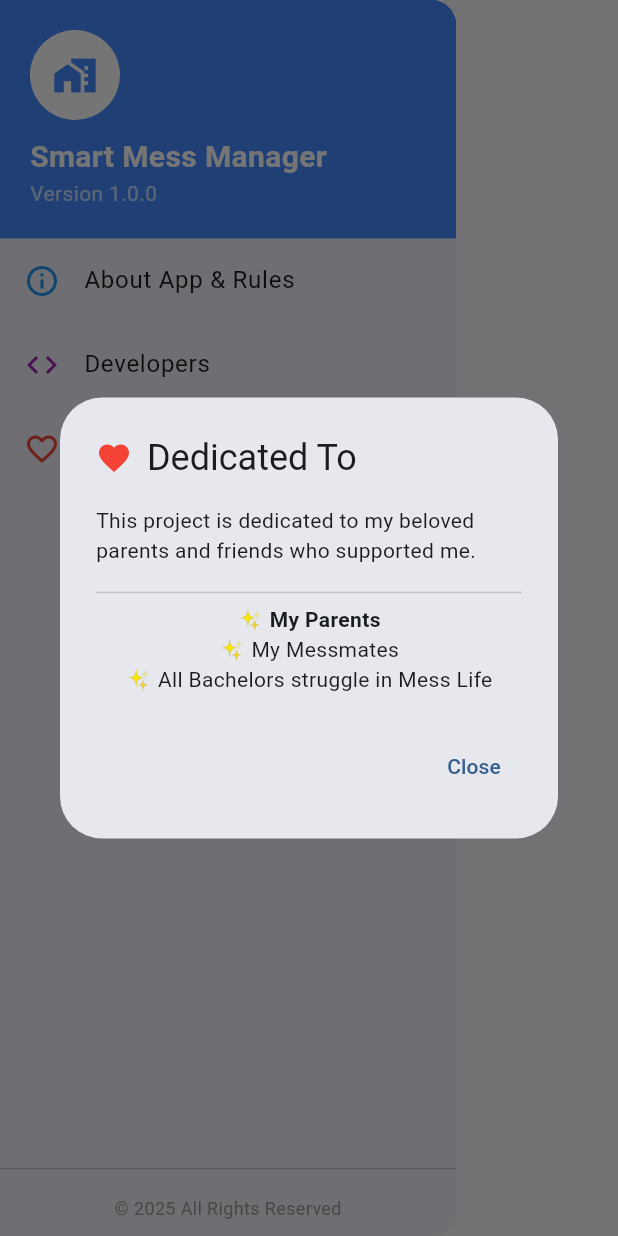
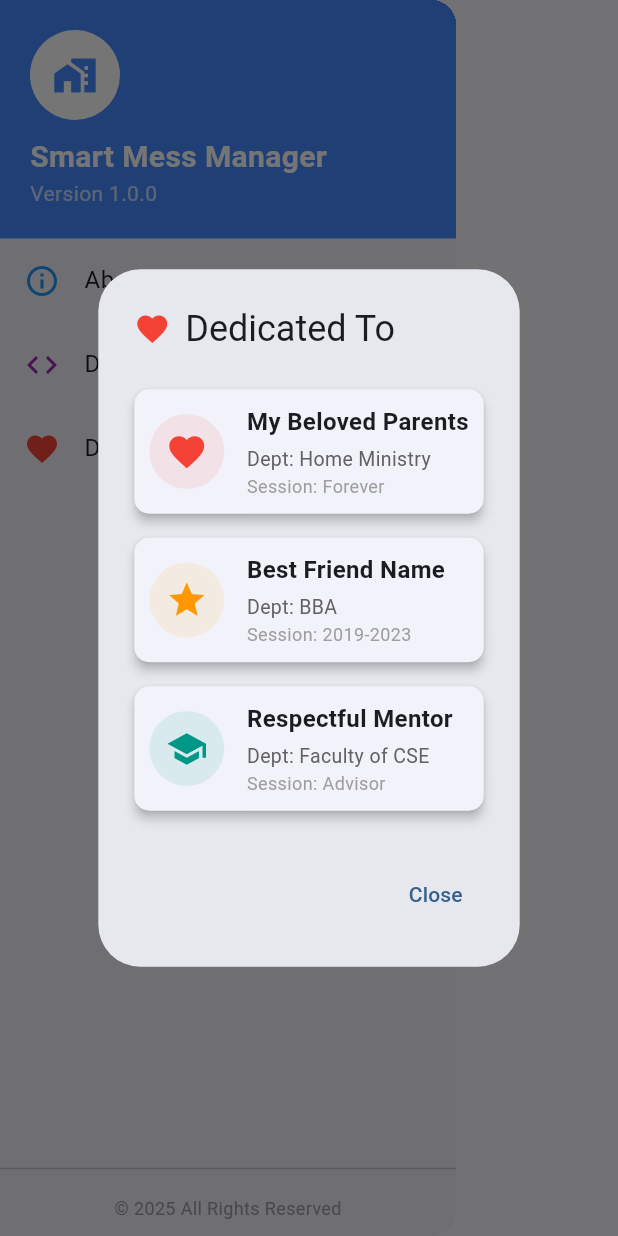
Before and after one commit to SH-Jisan/hollaru_mess, a Flutter app: the AppDrawer widget shown alone on an empty page, opened directly, after a tap on "Dedicated To", on a phone screen of 412 x 824 dp. Run offline on Flutter 3.47's test engine with Material 3 defaults, Android fonts, the phone set to English and light mode, and no system bars; our stand-ins replace cloud_firestore, firebase_auth, firebase_core; accounts and stored records are empty.

Commit message:
app drawer updated

```diff
--- a/hollaru/lib/screens/tabs/components/app_drawer.dart
+++ b/hollaru/lib/screens/tabs/components/app_drawer.dart
@@ -2,6 +2,57 @@ import 'package:flutter/material.dart';
 
 class AppDrawer extends StatelessWidget {
   const AppDrawer({super.key});
+
+  // --- HELPER: COMMON CARD DESIGN ---
+  Widget _buildInfoCard({
+    required String name,
+    required String dept,
+    required String session,
+    required IconData icon,
+    required Color color
+  }) {
+    return Card(
+      elevation: 3,
+      margin: const EdgeInsets.symmetric(vertical: 8),
+      shape: RoundedRectangleBorder(borderRadius: BorderRadius.circular(10)),
+      child: Padding(
+        padding: const EdgeInsets.all(10.0),
+        child: Row(
+          children: [
+            // Icon / Photo Placeholder
+            CircleAvatar(
+              radius: 25,
+              backgroundColor: color.withOpacity(0.1),
+              child: Icon(icon, color: color, size: 28),
+            ),
+            const SizedBox(width: 15),
+
+            // Text Info
+            Expanded(
+              child: Column(
+                crossAxisAlignment: CrossAxisAlignment.start,
+                children: [
+                  Text(
+                    name,
+                    style: const TextStyle(fontWeight: FontWeight.bold, fontSize: 16),
+                  ),
+                  const SizedBox(height: 4),
+                  Text(
+                    "Dept: $dept",
+                    style: TextStyle(color: Colors.grey[700], fontSize: 13),
+                  ),
+                  Text(
+                    "Session: $session",
+                    style: const TextStyle(color: Colors.grey, fontSize: 12),
+                  ),
+                ],
+              ),
+            ),
+          ],
+        ),
+      ),
+    );
+  }
 
   // --- 1. ABOUT APP DIALOG ---
   void _showAboutDialog(BuildContext context) {
@@ -15,20 +66,14 @@ class AppDrawer extends StatelessWidget {
             children: [
               Text("Welcome to Smart Mess Manager!", style: TextStyle(fontWeight: FontWeight.bold)),
               SizedBox(height: 10),
-              Text("🔹 Meal System:", style: TextStyle(fontWeight: FontWeight.bold)),
-              Text("- By default, everyone's meal is ON."),
-              Text("- You must turn OFF meals within the time limit set by the Manager."),
-              Text("- Start/End times are strictly followed."),
-              SizedBox(height: 10),
-              Text("🔹 Guest Meals:", style: TextStyle(fontWeight: FontWeight.bold)),
-              Text("- You can add guest meals for specific days."),
-              Text("- These will be added to your final count."),
-              SizedBox(height: 10),
-              Text("🔹 Finance:", style: TextStyle(fontWeight: FontWeight.bold)),
-              Text("- Manager adds deposits."),
-              Text("- Bazaar cost is divided by total meals at month-end."),
-              SizedBox(height: 10),
-              Text("💡 Tip: Always check the 'Dashboard' for live updates."),
+              Text("🔹 Meal System:"),
+              Text("- Turn ON/OFF meals within the manager's set time."),
+              SizedBox(height: 5),
+              Text("🔹 Guest Meals:"),
+              Text("- Add guests for specific meals (Lunch/Dinner)."),
+              SizedBox(height: 5),
+              Text("🔹 Finance:"),
+              Text("- Bazaar cost is divided equally among active meal counts."),
             ],
           ),
         ),
@@ -51,18 +96,29 @@ class AppDrawer extends StatelessWidget {
             Text("Developer Info"),
           ],
         ),
-        content: const Column(
+        content: SingleChildScrollView(
+          child: Column(
             mainAxisSize: MainAxisSize.min,
-          crossAxisAlignment: CrossAxisAlignment.start,
             children: [
-            Text("Developed with ❤️ by:", style: TextStyle(fontWeight: FontWeight.bold)),
-            SizedBox(height: 5),
-            Text("YOUR NAME HERE", style: TextStyle(fontSize: 18, color: Colors.purple)), // আপনার নাম দিন
-            Text("(Full Stack Developer)"),
-            SizedBox(height: 15),
-            Text("Contact:", style: TextStyle(fontWeight: FontWeight.bold)),
-            Text("your.email@example.com"),
+              // DEVELOPER 1
+              _buildInfoCard(
+                name: "YOUR NAME", // আপনার নাম বসান
+                dept: "CSE",
+                session: "2020-2024",
+                icon: Icons.person,
+                color: Colors.purple,
+              ),
+
+              // DEVELOPER 2 (Optional)
+              _buildInfoCard(
+                name: "Co-Developer Name",
+                dept: "EEE",
+                session: "2021-2025",
+                icon: Icons.computer,
+                color: Colors.blue,
+              ),
             ],
+          ),
         ),
         actions: [
           TextButton(onPressed: () => Navigator.pop(ctx), child: const Text("Close"))
@@ -83,16 +139,38 @@ class AppDrawer extends StatelessWidget {
             Text("Dedicated To"),
           ],
         ),
-        content: const Column(
+        content: SingleChildScrollView(
+          child: Column(
             mainAxisSize: MainAxisSize.min,
             children: [
-            Text("This project is dedicated to my beloved parents and friends who supported me."),
-            SizedBox(height: 10),
-            Divider(),
-            Text("✨ My Parents", style: TextStyle(fontWeight: FontWeight.bold)),
-            Text("✨ My Messmates"),
-            Text("✨ All Bachelors struggle in Mess Life"),
+              // DEDICATION 1
+              _buildInfoCard(
+                name: "My Beloved Parents",
+                dept: "Home Ministry",
+                session: "Forever",
+                icon: Icons.favorite,
+                color: Colors.red,
+              ),
+
+              // DEDICATION 2
+              _buildInfoCard(
+                name: "Best Friend Name",
+                dept: "BBA",
+                session: "2019-2023",
+                icon: Icons.star,
+                color: Colors.orange,
+              ),
+
+              // DEDICATION 3
+              _buildInfoCard(
+                name: "Respectful Mentor",
+                dept: "Faculty of CSE",
+                session: "Advisor",
+                icon: Icons.school,
+                color: Colors.teal,
+              ),
             ],
+          ),
         ),
         actions: [
           TextButton(onPressed: () => Navigator.pop(ctx), child: const Text("Close"))
@@ -125,10 +203,7 @@ class AppDrawer extends StatelessWidget {
                     "Smart Mess Manager",
                     style: TextStyle(fontSize: 20, color: Colors.white, fontWeight: FontWeight.bold),
                   ),
-                  Text(
-                    "Version 1.0.0",
-                    style: TextStyle(color: Colors.white70),
-                  ),
+                  Text("Version 1.0.0", style: TextStyle(color: Colors.white70)),
                 ],
               ),
             ),
@@ -148,12 +223,12 @@ class AppDrawer extends StatelessWidget {
           ),
 
           ListTile(
-            leading: const Icon(Icons.favorite_border, color: Colors.red),
+            leading: const Icon(Icons.favorite, color: Colors.red),
             title: const Text("Dedicated To"),
             onTap: () => _showDedicationDialog(context),
           ),
 
-          const Spacer(), // নিচ পর্যন্ত ধাক্কা দিবে
+          const Spacer(),
 
           const Divider(),
           const Padding(
```
Lines whose indentation alone changed are shown as unchanged.
